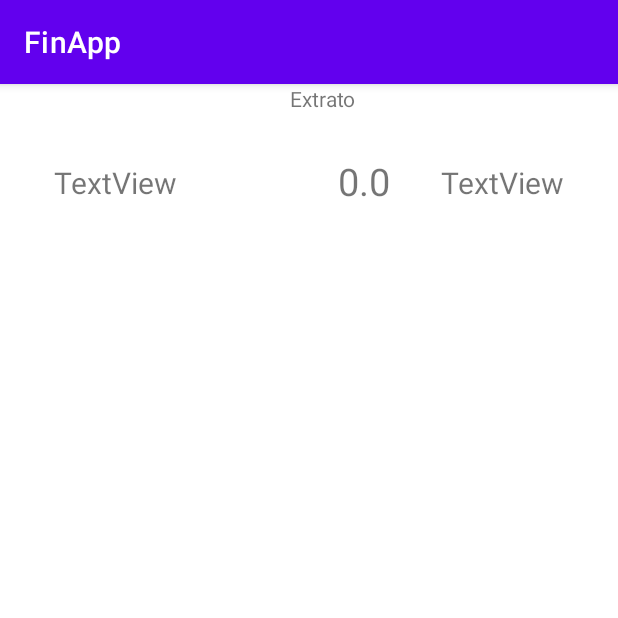
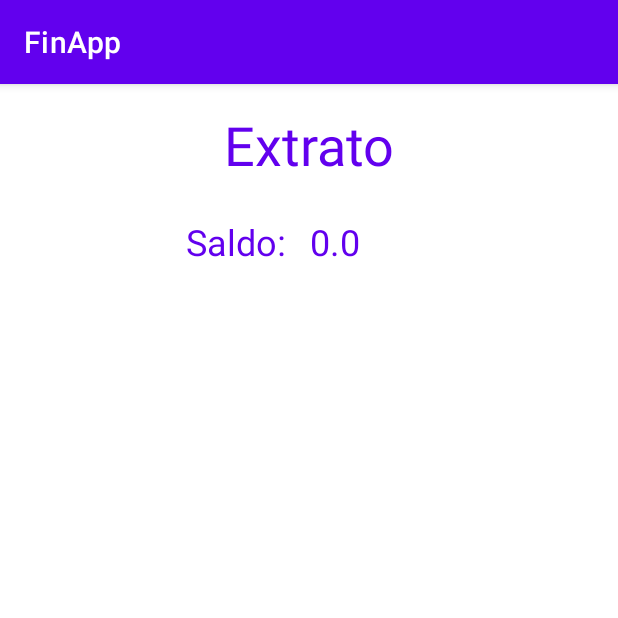
Before and after one commit to carlosmeds/FinApp, an Android app: the StatementActivity screen opened directly, with no data from a screen before it, on a phone screen of 412 x 824 dp, the top half of it. Run offline under Robolectric (Android 15) with nearby library versions, the phone set to English and light mode, and no system bars.

Commit message:
Melhorado o design

```diff
--- a/app/src/main/java/br/ufpr/tads/finapp/activity/StatementActivity.java
+++ b/app/src/main/java/br/ufpr/tads/finapp/activity/StatementActivity.java
@@ -33,8 +33,6 @@ public class StatementActivity extends AppCompatActivity {
         setContentView(R.layout.activity_statement);
 
         recyclerView = findViewById(R.id.recyclerViewTransitionList);
-        textViewCredit = findViewById(R.id.textViewCredit);
-        textViewDebit = findViewById(R.id.textViewDebit);
         textViewBalance = findViewById(R.id.textViewBalance);
 
     }
@@ -45,27 +43,6 @@ public class StatementActivity extends AppCompatActivity {
         balance = transactionDAO.getBalance(this);
 
         textViewBalance.setText(String.valueOf(balance));
-        valueCred = 0.0;
-        valueDeb = 0.0;
-
-        for (Transaction transaction:TransactionList) {
-            if(transaction.getTransactionType().getId() == 1 || transaction.getTransactionType().getId() == 0){
-                valueCred = valueCred + transaction.getTransactionValue();
-                Log.i("INFO","Transaction List:" + valueCred +
-                        " - " + transaction.getTransactionValue());
-                textViewCredit.setText(String.valueOf(valueCred));
-
-            }
-            else{
-                valueDeb = valueDeb + transaction.getTransactionValue();
-                Log.i("INFO","Transaction List:" + valueDeb +
-                        " - " + transaction.getTransactionValue());
-                textViewDebit.setText(String.valueOf(valueDeb));
-
-            }
-
-        }
-
         TransactionAdapter = new TransactionAdapter(TransactionList);
 
         RecyclerView.LayoutManager layoutManager =
--- a/app/src/main/res/layout/activity_statement.xml
+++ b/app/src/main/res/layout/activity_statement.xml
@@ -11,60 +11,47 @@
         android:id="@+id/textView5"
         android:layout_width="wrap_content"
         android:layout_height="wrap_content"
+        android:layout_marginTop="16dp"
         android:text="Extrato"
-        app:layout_constraintBottom_toBottomOf="parent"
+        android:textColor="@color/purple_500"
+        android:textSize="36sp"
         app:layout_constraintEnd_toEndOf="parent"
-        app:layout_constraintHorizontal_bias="0.525"
         app:layout_constraintStart_toStartOf="parent"
-        app:layout_constraintTop_toTopOf="parent"
-        app:layout_constraintVertical_bias="0.0" />
+        app:layout_constraintTop_toTopOf="parent" />
+
+    <TextView
+        android:id="@+id/textViewCredit"
+        android:layout_width="wrap_content"
+        android:layout_height="wrap_content"
+        android:layout_marginStart="124dp"
+        android:layout_marginTop="24dp"
+        android:text="Saldo:"
+        android:textColor="@color/purple_500"
+        android:textSize="24sp"
+        app:layout_constraintStart_toStartOf="parent"
+        app:layout_constraintTop_toBottomOf="@+id/textView5" />
+
+    <TextView
+        android:id="@+id/textViewBalance"
+        android:layout_width="wrap_content"
+        android:layout_height="wrap_content"
+        android:layout_marginStart="16dp"
+        android:layout_marginTop="24dp"
+        android:text="TextView"
+        android:textColor="@color/purple_500"
+        android:textSize="24sp"
+        app:layout_constraintStart_toEndOf="@+id/textViewCredit"
+        app:layout_constraintTop_toBottomOf="@+id/textView5" />
 
     <androidx.recyclerview.widget.RecyclerView
         android:id="@+id/recyclerViewTransitionList"
         android:layout_width="match_parent"
         android:layout_height="match_parent"
-        android:layout_marginStart="16dp"
-        android:layout_marginTop="100dp"
-        android:layout_marginEnd="16dp"
-        android:layout_marginBottom="16dp"
-        app:layout_constraintBottom_toBottomOf="parent"
+        android:layout_marginStart="8dp"
+        android:layout_marginTop="148dp"
+        android:layout_marginEnd="8dp"
         app:layout_constraintEnd_toEndOf="parent"
-        app:layout_constraintHorizontal_bias="0.0"
-        app:layout_constraintStart_toStartOf="parent"
-        app:layout_constraintTop_toTopOf="parent"
-        app:layout_constraintVertical_bias="1.0" />
-
-    <TextView
-        android:id="@+id/textViewCredit"
-        android:layout_width="wrap_content"
-        android:layout_height="wrap_content"
-        android:layout_marginStart="36dp"
-        android:layout_marginTop="52dp"
-        android:text="TextView"
-        android:textSize="20sp"
         app:layout_constraintStart_toStartOf="parent"
         app:layout_constraintTop_toTopOf="parent" />
 
-    <TextView
-        android:id="@+id/textViewBalance"
-        android:layout_width="wrap_content"
-        android:layout_height="wrap_content"
-        android:layout_marginTop="28dp"
-        android:layout_marginEnd="152dp"
-        android:text="TextView"
-        android:textSize="25sp"
-        app:layout_constraintEnd_toEndOf="parent"
-        app:layout_constraintTop_toBottomOf="@+id/textView5" />
-
-    <TextView
-        android:id="@+id/textViewDebit"
-        android:layout_width="wrap_content"
-        android:layout_height="wrap_content"
-        android:layout_marginTop="52dp"
-        android:layout_marginEnd="36dp"
-        android:text="TextView"
-        android:textSize="20sp"
-        app:layout_constraintEnd_toEndOf="parent"
-        app:layout_constraintTop_toTopOf="parent" />
-
 </androidx.constraintlayout.widget.ConstraintLayout>
```
Also changed, not shown: app/src/main/java/br/ufpr/tads/finapp/activity/AddTransactionActivity.java (+3 -11 lines), app/src/main/java/br/ufpr/tads/finapp/helper/TransactionTypeDAO.java (+3 -4 lines), app/src/main/res/layout/activity_add_transaction.xml (+18 -22 lines), app/src/main/res/layout/activity_classification.xml (+9 -13 lines), app/src/main/res/layout/activity_dashboard.xml (+4 -17 lines).
